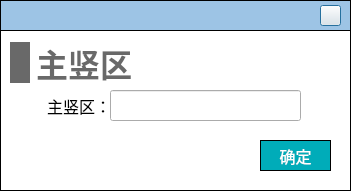
The window that NoiseCalSoft/roomDefineForm/dialog_add_zhushuqu.ui (haobana/NoiCal) describes before a commit, drawn with Qt 5.
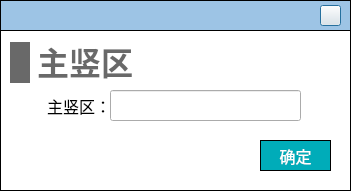
The same window after the commit. Icons and pictures are not drawn.

Diff of the .ui file:
```diff
--- a/NoiseCalSoft/roomDefineForm/dialog_add_zhushuqu.ui
+++ b/NoiseCalSoft/roomDefineForm/dialog_add_zhushuqu.ui
@@ -68,66 +68,6 @@
 border: 1px solid #000000;
 }</string>
    </property>
-   <widget class="QWidget" name="layoutWidget">
-    <property name="geometry">
-     <rect>
-      <x>10</x>
-      <y>10</y>
-      <width>251</width>
-      <height>45</height>
-     </rect>
-    </property>
-    <layout class="QHBoxLayout" name="horizontalLayout_14">
-     <item>
-      <widget class="QLabel" name="label_2">
-       <property name="minimumSize">
-        <size>
-         <width>20</width>
-         <height>41</height>
-        </size>
-       </property>
-       <property name="maximumSize">
-        <size>
-         <width>20</width>
-         <height>41</height>
-        </size>
-       </property>
-       <property name="styleSheet">
-        <string notr="true">QLabel { 
-border: none; 
-background-color : rgb(105, 105, 105);
-}</string>
-       </property>
-       <property name="text">
-        <string/>
-       </property>
-      </widget>
-     </item>
-     <item>
-      <widget class="QLabel" name="label_title">
-       <property name="font">
-        <font>
-         <family>Microsoft YaHei</family>
-         <pointsize>24</pointsize>
-         <bold>true</bold>
-        </font>
-       </property>
-       <property name="styleSheet">
-        <string notr="true">QLabel { 
-border: none; 
-color : rgb(105, 105, 105);
-}</string>
-       </property>
-       <property name="text">
-        <string>主竖区</string>
-       </property>
-       <property name="alignment">
-        <set>Qt::AlignLeading|Qt::AlignLeft|Qt::AlignVCenter</set>
-       </property>
-      </widget>
-     </item>
-    </layout>
-   </widget>
    <widget class="QPushButton" name="pushButton">
     <property name="geometry">
      <rect>
@@ -182,9 +122,9 @@
    <widget class="QLabel" name="label">
     <property name="geometry">
      <rect>
-      <x>10</x>
+      <x>40</x>
       <y>60</y>
-      <width>101</width>
+      <width>71</width>
       <height>31</height>
      </rect>
     </property>
@@ -194,6 +134,9 @@
       <pointsize>12</pointsize>
      </font>
     </property>
+    <property name="layoutDirection">
+     <enum>Qt::LeftToRight</enum>
+    </property>
     <property name="text">
      <string>主竖区：</string>
     </property>
@@ -201,6 +144,66 @@
      <set>Qt::AlignRight|Qt::AlignTrailing|Qt::AlignVCenter</set>
     </property>
    </widget>
+   <widget class="QWidget" name="layoutWidget_24">
+    <property name="geometry">
+     <rect>
+      <x>10</x>
+      <y>10</y>
+      <width>124</width>
+      <height>45</height>
+     </rect>
+    </property>
+    <layout class="QHBoxLayout" name="horizontalLayout_37">
+     <item>
+      <widget class="QLabel" name="label_54">
+       <property name="minimumSize">
+        <size>
+         <width>20</width>
+         <height>41</height>
+        </size>
+       </property>
+       <property name="maximumSize">
+        <size>
+         <width>20</width>
+         <height>41</height>
+        </size>
+       </property>
+       <property name="styleSheet">
+        <string notr="true">QLabel { 
+border: none; 
+background-color : rgb(105, 105, 105);
+}</string>
+       </property>
+       <property name="text">
+        <string/>
+       </property>
+      </widget>
+     </item>
+     <item>
+      <widget class="QLabel" name="label_title">
+       <property name="font">
+        <font>
+         <family>Microsoft YaHei</family>
+         <pointsize>24</pointsize>
+         <bold>true</bold>
+        </font>
+       </property>
+       <property name="styleSheet">
+        <string notr="true">QLabel { 
+border: none; 
+color : rgb(105, 105, 105);
+}</string>
+       </property>
+       <property name="text">
+        <string>主竖区</string>
+       </property>
+       <property name="alignment">
+        <set>Qt::AlignBottom|Qt::AlignHCenter</set>
+       </property>
+      </widget>
+     </item>
+    </layout>
+   </widget>
   </widget>
  </widget>
  <tabstops>
```
